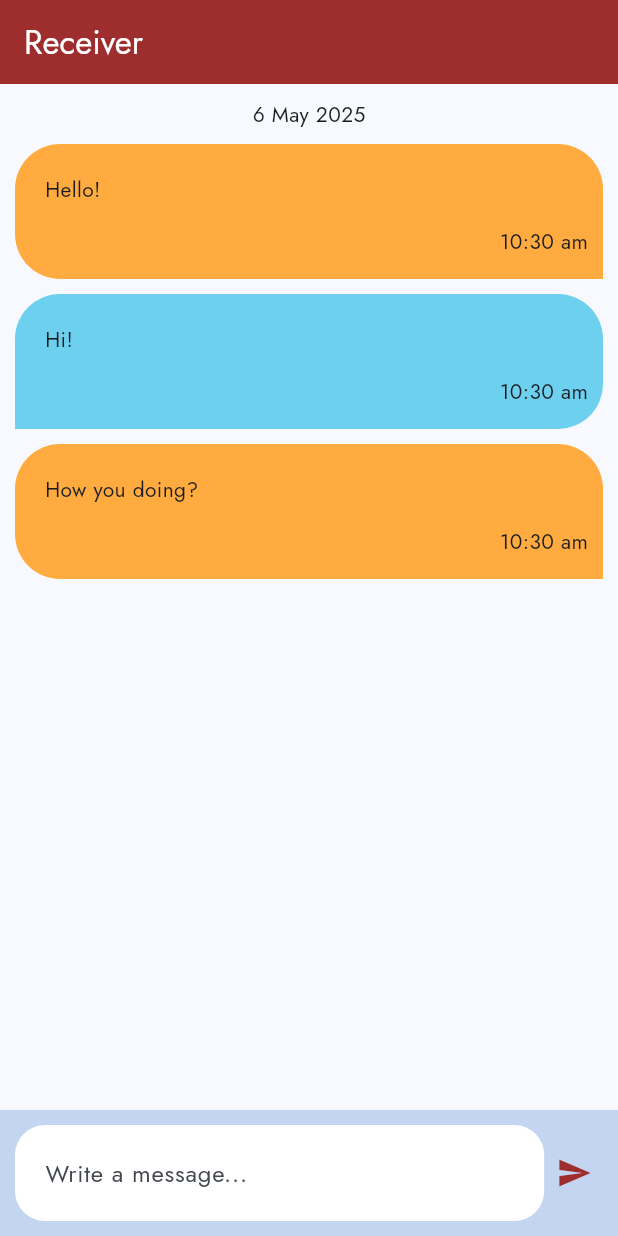
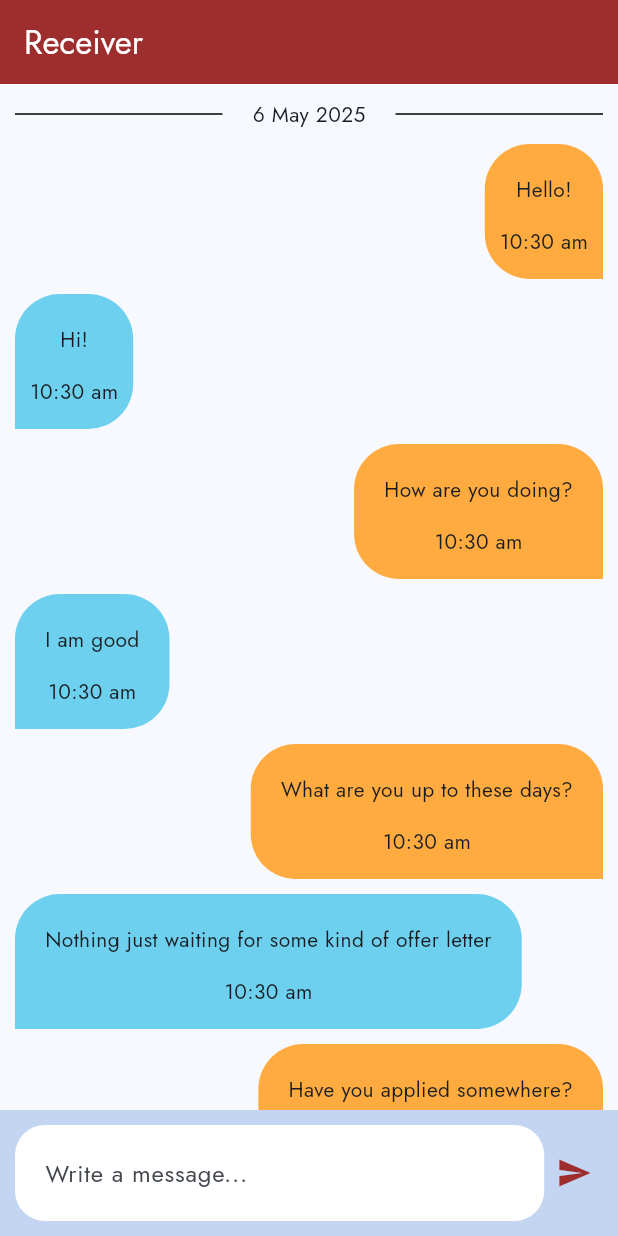
Before and after one commit to abdulrehman202/chat_app, a Flutter app: the screen it shows after launch, on a phone screen of 412 x 824 dp. Run offline on Flutter 3.47's test engine with Material 3 defaults, Android fonts, the phone set to English and light mode, and no system bars; statements that could not run were skipped.

Commit message:
chat ui complete

```diff
--- a/lib/View/chat_screen.dart
+++ b/lib/View/chat_screen.dart
@@ -40,13 +40,10 @@ class _ChatScreenState extends State<ChatScreen> {
     return Align(
       alignment: message.sender == widget.chatRoom.sender.id ? Alignment.centerRight : Alignment.centerLeft,
       child: Container(
-        alignment: Alignment.centerLeft,
         padding: const EdgeInsets.all(10),
         margin: const EdgeInsets.only(bottom: 10,left: 10,right: 10),
         decoration: message.sender == widget.chatRoom.sender.id  ? senderDec : receiverDec,
         child: Column(
-          crossAxisAlignment: CrossAxisAlignment.start,
-
           children: [
             Padding(
               padding: const EdgeInsets.all(10),
@@ -57,8 +54,7 @@ class _ChatScreenState extends State<ChatScreen> {
             ),
             Container(
                 margin: const EdgeInsets.symmetric(vertical: 5),
-                alignment: Alignment.bottomRight,
-                child: Text( get12hrsTime(msgTime) //'${msgTime.hour.toString().padLeft(2,'0')}:${msgTime.minute.toString().padLeft(2,'0')}'
+                child: Text( Constants.get12hrsTime(msgTime),
                 ))
           ],
         ),
@@ -66,20 +62,7 @@ class _ChatScreenState extends State<ChatScreen> {
     );
   }
 
-  String get12hrsTime(DateTime dtime)
-  {
-    String time = '';
-    String unit = dtime.hour>12 ?'pm':'am';
-    String min = dtime.minute.toString(), hour = dtime.hour.toString();
 
-    if(dtime.hour>12)
-    {
-      hour = (dtime.hour-12).toString();
-    }
-
-    time = '$hour:$min $unit';
-    return time;
-  }
 
   Widget messageWriter() {
     return Container(
@@ -135,6 +118,7 @@ class _ChatScreenState extends State<ChatScreen> {
         ],
       ),
       appBar: AppBar(
+
         title: Text(
           widget.chatRoom.receiver.name,
           style: const TextStyle(color: Colors.white),
@@ -144,14 +128,18 @@ class _ChatScreenState extends State<ChatScreen> {
       body: SingleChildScrollView(
         child: Column(
           children: [
-            Container(
-                alignment: Alignment.center,
-                padding: const EdgeInsets.all(10),
-                child: Text(
-                    '${currentTime.day.toString()} ${Constants.getMonth(currentTime.month)} ${currentTime.year.toString()}')),
+            dateRow(currentTime),
+
             messageBubble(Message('abc', 'Hello!', DateTime.now(), 'sabc', 'rabc')),
             messageBubble(Message('abc', 'Hi!', DateTime.now(), 'rabc', 'sabc')),
-            messageBubble(Message('abc', 'How you doing?', DateTime.now(), 'sabc', 'rabc')),
+            messageBubble(Message('abc', 'How are you doing?', DateTime.now(), 'sabc', 'rabc')),
+            messageBubble(Message('abc', 'I am good', DateTime.now(), 'rabc', 'sabc')),
+            messageBubble(Message('abc', 'What are you up to these days?', DateTime.now(), 'sabc', 'rabc')),
+            messageBubble(Message('abc', 'Nothing just waiting for some kind of offer letter', DateTime.now(), 'rabc', 'sabc')),
+            messageBubble(Message('abc', 'Have you applied somewhere?', DateTime.now(), 'sabc', 'rabc')),
+            messageBubble(Message('abc', 'Yes at several organizations', DateTime.now(), 'rabc', 'sabc')),
+            messageBubble(Message('abc', 'Best of luck!', DateTime.now(), 'sabc', 'rabc')),
+            messageBubble(Message('abc', 'Thanks!', DateTime.now(), 'rabc', 'sabc')),
 
           ],
         ),
@@ -162,4 +150,26 @@ class _ChatScreenState extends State<ChatScreen> {
   void sendMsg() {
     _msgController.clear();
   }
+
+  Widget dateRow(DateTime currentTime)
+  {
+    return Row(
+              children: [
+                Expanded(child: Container(
+                  margin: const EdgeInsets.symmetric(horizontal: 10),
+                  child: const Divider(
+                    color: Colors.black,
+                  ))),
+                Container(
+                    alignment: Alignment.center,
+                    padding: const EdgeInsets.all(10),
+                    child: Text(
+                        '${currentTime.day.toString()} ${Constants.getMonth(currentTime.month)} ${currentTime.year.toString()}')),
+              Expanded(child: Container(
+                  margin: const EdgeInsets.symmetric(horizontal: 10),
+                  child: const Divider(
+                    color: Colors.black,))),
+              ],
+            );
+  }
 }
--- a/lib/constants.dart
+++ b/lib/constants.dart
@@ -64,5 +64,25 @@ class Constants {
     return MediaQuery.of(context).size.height;
   }
 
+  static String get12hrsTime(DateTime dtime)
+  {
+    String time = '';
+    String unit = 'am';
+    String min = dtime.minute.toString(), hour = dtime.hour.toString();
+
+    if(dtime.hour>12)
+    {
+      hour = (dtime.hour-12).toString();
+      unit = 'pm';
+    }
+
+    time = '$hour:${min.padLeft(2,'0')} $unit';
+    return time;
+  }
+
+  static String get24hrsTime(DateTime dtime)
+  {
+    return '${dtime.hour.toString().padLeft(2,'0')}:${dtime.minute.toString().padLeft(2,'0')}';
+  }
 
 }
```
